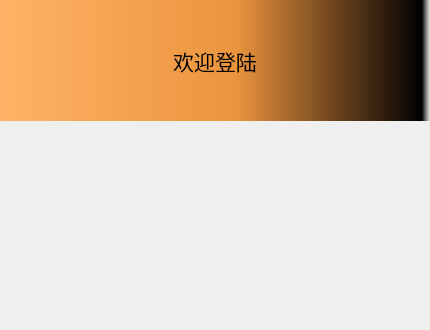
The window that LineSideLibrary/widget.ui (LiQiKun-github/Line-side-Library) describes before a commit, drawn with Qt 5.
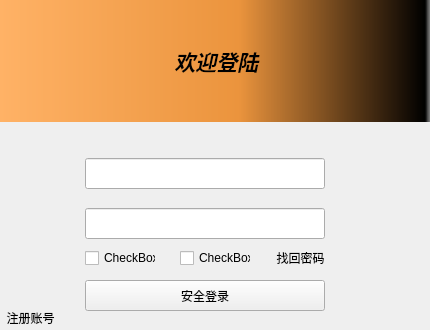
The same window after the commit.

Commit message: 界面大致完成

Diff of the .ui file:
```diff
--- a/LineSideLibrary/widget.ui
+++ b/LineSideLibrary/widget.ui
@@ -2,14 +2,6 @@
 <ui version="4.0">
  <class>Widget</class>
  <widget class="QWidget" name="Widget">
-  <property name="geometry">
-   <rect>
-    <x>0</x>
-    <y>0</y>
-    <width>430</width>
-    <height>330</height>
-   </rect>
-  </property>
   <property name="minimumSize">
    <size>
     <width>430</width>
@@ -30,26 +22,30 @@
     <rect>
      <x>0</x>
      <y>0</y>
-     <width>430</width>
-     <height>121</height>
+     <width>433</width>
+     <height>122</height>
     </rect>
    </property>
    <property name="minimumSize">
     <size>
-     <width>430</width>
-     <height>0</height>
+     <width>433</width>
+     <height>122</height>
     </size>
    </property>
    <property name="maximumSize">
     <size>
-     <width>430</width>
-     <height>16777215</height>
+     <width>433</width>
+     <height>122</height>
     </size>
    </property>
    <property name="font">
     <font>
      <family>宋体</family>
      <pointsize>16</pointsize>
+     <weight>75</weight>
+     <italic>true</italic>
+     <bold>true</bold>
+     <underline>false</underline>
     </font>
    </property>
    <property name="styleSheet">
@@ -65,6 +61,112 @@
     <bool>true</bool>
    </property>
   </widget>
+  <widget class="QLineEdit" name="lineEdit">
+   <property name="geometry">
+    <rect>
+     <x>85</x>
+     <y>158</y>
+     <width>240</width>
+     <height>31</height>
+    </rect>
+   </property>
+   <property name="minimumSize">
+    <size>
+     <width>240</width>
+     <height>31</height>
+    </size>
+   </property>
+   <property name="maximumSize">
+    <size>
+     <width>240</width>
+     <height>31</height>
+    </size>
+   </property>
+  </widget>
+  <widget class="QLineEdit" name="lineEdit_2">
+   <property name="geometry">
+    <rect>
+     <x>85</x>
+     <y>208</y>
+     <width>240</width>
+     <height>31</height>
+    </rect>
+   </property>
+  </widget>
+  <widget class="QPushButton" name="pushButton">
+   <property name="geometry">
+    <rect>
+     <x>0</x>
+     <y>306</y>
+     <width>61</width>
+     <height>23</height>
+    </rect>
+   </property>
+   <property name="text">
+    <string>注册账号</string>
+   </property>
+   <property name="flat">
+    <bool>true</bool>
+   </property>
+  </widget>
+  <widget class="QPushButton" name="pushButton_2">
+   <property name="geometry">
+    <rect>
+     <x>85</x>
+     <y>280</y>
+     <width>240</width>
+     <height>31</height>
+    </rect>
+   </property>
+   <property name="text">
+    <string>安全登录</string>
+   </property>
+  </widget>
+  <widget class="QCheckBox" name="checkBox">
+   <property name="geometry">
+    <rect>
+     <x>85</x>
+     <y>250</y>
+     <width>71</width>
+     <height>16</height>
+    </rect>
+   </property>
+   <property name="text">
+    <string>CheckBox</string>
+   </property>
+  </widget>
+  <widget class="QCheckBox" name="checkBox_2">
+   <property name="geometry">
+    <rect>
+     <x>180</x>
+     <y>250</y>
+     <width>71</width>
+     <height>16</height>
+    </rect>
+   </property>
+   <property name="text">
+    <string>CheckBox</string>
+   </property>
+  </widget>
+  <widget class="QPushButton" name="pushButton_3">
+   <property name="geometry">
+    <rect>
+     <x>270</x>
+     <y>248</y>
+     <width>61</width>
+     <height>20</height>
+    </rect>
+   </property>
+   <property name="layoutDirection">
+    <enum>Qt::LeftToRight</enum>
+   </property>
+   <property name="text">
+    <string>找回密码</string>
+   </property>
+   <property name="flat">
+    <bool>true</bool>
+   </property>
+  </widget>
  </widget>
  <layoutdefault spacing="6" margin="11"/>
  <resources/>
```
Left out of the diff: 6 changed lines with no effect on the pictures. The commit also changes 2 other files.
